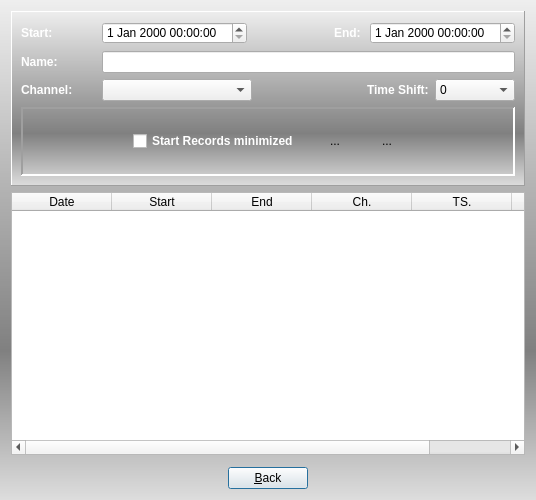
The window that vlc-record/ctimerrec.ui (code-google-com/vlc-record) describes before a commit, drawn with Qt 5.
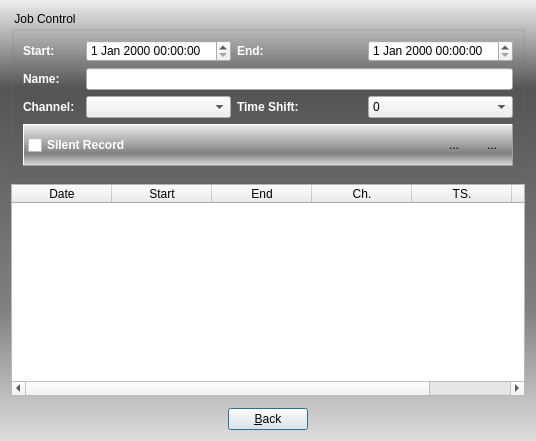
The same window after the commit. Icons and pictures are not drawn.

```diff
--- a/vlc-record/ctimerrec.ui
+++ b/vlc-record/ctimerrec.ui
@@ -7,7 +7,7 @@
     <x>0</x>
     <y>0</y>
     <width>536</width>
-    <height>500</height>
+    <height>441</height>
    </rect>
   </property>
   <property name="windowTitle">
@@ -15,31 +15,21 @@
   </property>
   <property name="styleSheet">
    <string notr="true">QDialog#CTimerRec {
-background-color: qlineargradient(spread:pad, x1:0, y1:0, x2:0, y2:1, stop:0 #eee, stop:0.7 grey, stop:1 #dedede);
+background-color: qlineargradient(spread:pad, x1:0, y1:0, x2:0, y2:1, stop:0 #eee, stop:0.2 #555, stop:0.7 grey, stop:1 #dedede);
 }</string>
   </property>
-  <layout class="QVBoxLayout" name="verticalLayout_2" stretch="40,60,0">
+  <layout class="QVBoxLayout" name="verticalLayout_2" stretch="0,60,0">
    <item>
-    <widget class="QFrame" name="frameEntry">
-     <property name="styleSheet">
-      <string notr="true">QFrame#frameEntry {
-  background-color: qlineargradient(spread:pad, x1:0, y1:0, x2:0, y2:1, stop:0 #eee, stop:0.7 grey, stop:1 #dedede);
-}</string>
+    <widget class="QGroupBox" name="groupBoxEntry">
+     <property name="title">
+      <string> Job Control </string>
      </property>
-     <property name="frameShape">
-      <enum>QFrame::Panel</enum>
-     </property>
-     <property name="frameShadow">
-      <enum>QFrame::Raised</enum>
-     </property>
-     <layout class="QVBoxLayout" name="verticalLayout">
-      <item>
-       <layout class="QHBoxLayout" name="horizontalLayout_3">
-        <item>
+     <layout class="QGridLayout" name="gridLayout">
+      <item row="0" column="0">
          <widget class="QLabel" name="labStart">
           <property name="minimumSize">
            <size>
-            <width>75</width>
+          <width>0</width>
             <height>0</height>
            </size>
           </property>
@@ -54,23 +44,10 @@
           </property>
          </widget>
         </item>
-        <item>
+      <item row="0" column="1">
          <widget class="QDateTimeEdit" name="dtEdtStart"/>
         </item>
-        <item>
-         <spacer name="horizontalSpacer_4">
-          <property name="orientation">
-           <enum>Qt::Horizontal</enum>
-          </property>
-          <property name="sizeHint" stdset="0">
-           <size>
-            <width>13</width>
-            <height>24</height>
-           </size>
-          </property>
-         </spacer>
-        </item>
-        <item>
+      <item row="0" column="2">
          <widget class="QLabel" name="labEnd">
           <property name="styleSheet">
            <string notr="true">QLabel {
@@ -83,18 +60,14 @@
           </property>
          </widget>
         </item>
-        <item>
+      <item row="0" column="4">
          <widget class="QDateTimeEdit" name="dtEdtEnd"/>
         </item>
-       </layout>
-      </item>
-      <item>
-       <layout class="QHBoxLayout" name="horizontalLayout">
-        <item>
+      <item row="1" column="0">
          <widget class="QLabel" name="labName">
           <property name="minimumSize">
            <size>
-            <width>75</width>
+          <width>0</width>
             <height>0</height>
            </size>
           </property>
@@ -109,18 +82,11 @@
           </property>
          </widget>
         </item>
-        <item>
-         <widget class="QLineEdit" name="edtName"/>
-        </item>
-       </layout>
-      </item>
-      <item>
-       <layout class="QHBoxLayout" name="horizontalLayout_2">
-        <item>
+      <item row="2" column="0">
          <widget class="QLabel" name="labChannel">
           <property name="minimumSize">
            <size>
-            <width>75</width>
+          <width>0</width>
             <height>0</height>
            </size>
           </property>
@@ -135,43 +101,17 @@
           </property>
          </widget>
         </item>
-        <item>
+      <item row="2" column="1">
          <widget class="QComboBox" name="cbxChannel">
           <property name="minimumSize">
            <size>
-            <width>150</width>
+          <width>0</width>
             <height>0</height>
            </size>
           </property>
          </widget>
         </item>
-        <item>
-         <spacer name="horizontalSpacer_6">
-          <property name="orientation">
-           <enum>Qt::Horizontal</enum>
-          </property>
-          <property name="sizeHint" stdset="0">
-           <size>
-            <width>40</width>
-            <height>20</height>
-           </size>
-          </property>
-         </spacer>
-        </item>
-        <item>
-         <widget class="QLabel" name="labTimeShift">
-          <property name="styleSheet">
-           <string notr="true">QLabel {
-   font-weight: bold;
-   color: white;
-}</string>
-          </property>
-          <property name="text">
-           <string>Time Shift:</string>
-          </property>
-         </widget>
-        </item>
-        <item>
+      <item row="2" column="4">
          <widget class="QComboBox" name="cbxTimeShift">
           <property name="minimumSize">
            <size>
@@ -226,40 +166,27 @@
           </item>
          </widget>
         </item>
-       </layout>
-      </item>
-      <item>
+      <item row="3" column="0" colspan="5">
        <widget class="QFrame" name="frameCtrl">
+        <property name="styleSheet">
+         <string notr="true">QFrame#frameCtrl {
+  background-color: qlineargradient(spread:pad, x1:0, y1:0, x2:0, y2:1, stop:0 #eee, stop:0.7 grey, stop:1 #dedede);
+}</string>
+        </property>
         <property name="frameShape">
          <enum>QFrame::Panel</enum>
         </property>
         <property name="frameShadow">
-         <enum>QFrame::Sunken</enum>
+         <enum>QFrame::Raised</enum>
         </property>
         <property name="lineWidth">
-         <number>2</number>
+         <number>1</number>
         </property>
-        <layout class="QHBoxLayout" name="horizontalLayout_5">
-         <property name="spacing">
-          <number>20</number>
-         </property>
+        <layout class="QGridLayout" name="gridLayout_2">
          <property name="margin">
           <number>4</number>
          </property>
-         <item>
-          <spacer name="horizontalSpacer">
-           <property name="orientation">
-            <enum>Qt::Horizontal</enum>
-           </property>
-           <property name="sizeHint" stdset="0">
-            <size>
-             <width>40</width>
-             <height>20</height>
-            </size>
-           </property>
-          </spacer>
-         </item>
-         <item>
+         <item row="0" column="0">
           <widget class="QCheckBox" name="checkRecMini">
            <property name="styleSheet">
             <string notr="true">QCheckBox#checkRecMini {
@@ -268,11 +195,11 @@
 }</string>
            </property>
            <property name="text">
-            <string>Start Records minimized</string>
+            <string>Silent Record</string>
            </property>
           </widget>
          </item>
-         <item>
+         <item row="0" column="1">
           <widget class="QToolButton" name="btnSet">
            <property name="minimumSize">
             <size>
@@ -301,7 +228,7 @@
            </property>
           </widget>
          </item>
-         <item>
+         <item row="0" column="2">
           <widget class="QToolButton" name="btnDel">
            <property name="minimumSize">
             <size>
@@ -330,22 +257,25 @@
            </property>
           </widget>
          </item>
-         <item>
-          <spacer name="horizontalSpacer_5">
-           <property name="orientation">
-            <enum>Qt::Horizontal</enum>
-           </property>
-           <property name="sizeHint" stdset="0">
-            <size>
-             <width>40</width>
-             <height>20</height>
-            </size>
-           </property>
-          </spacer>
-         </item>
         </layout>
        </widget>
       </item>
+      <item row="2" column="2">
+       <widget class="QLabel" name="labTimeShift">
+        <property name="styleSheet">
+         <string notr="true">QLabel {
+   font-weight: bold;
+   color: white;
+}</string>
+        </property>
+        <property name="text">
+         <string>Time Shift:</string>
+        </property>
+       </widget>
+      </item>
+      <item row="1" column="1" colspan="4">
+       <widget class="QLineEdit" name="edtName"/>
+      </item>
      </layout>
     </widget>
    </item>
```
Left out of the diff: 2 changed lines with no effect on the pictures. Lines whose indentation alone changed are shown as unchanged.
